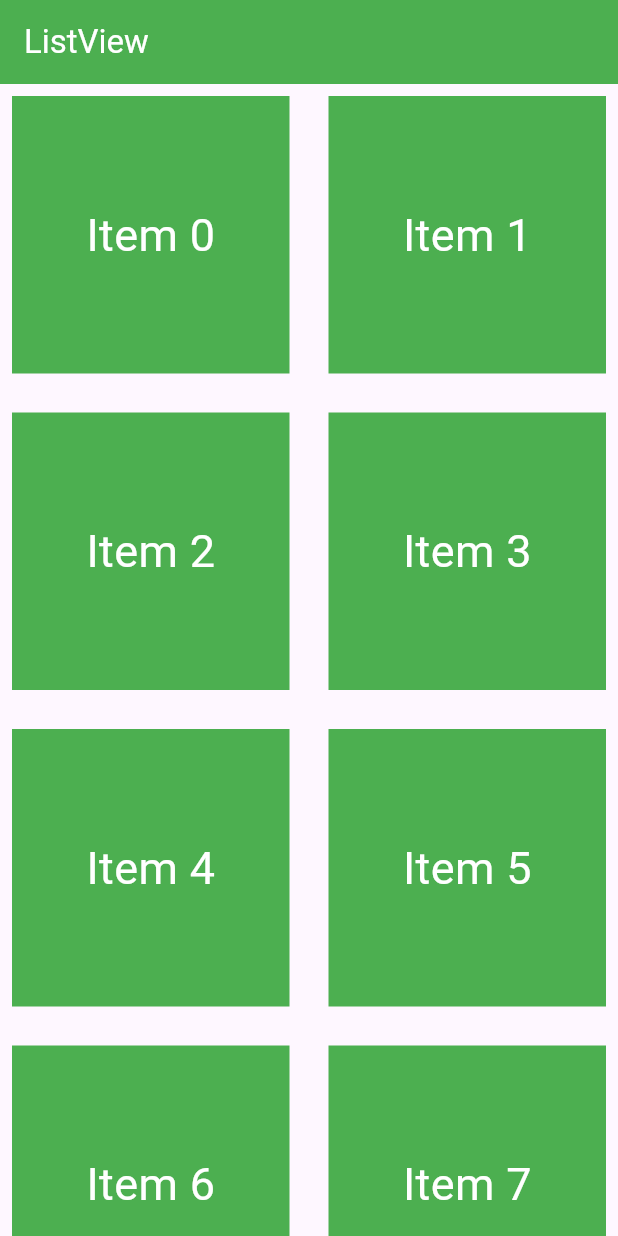
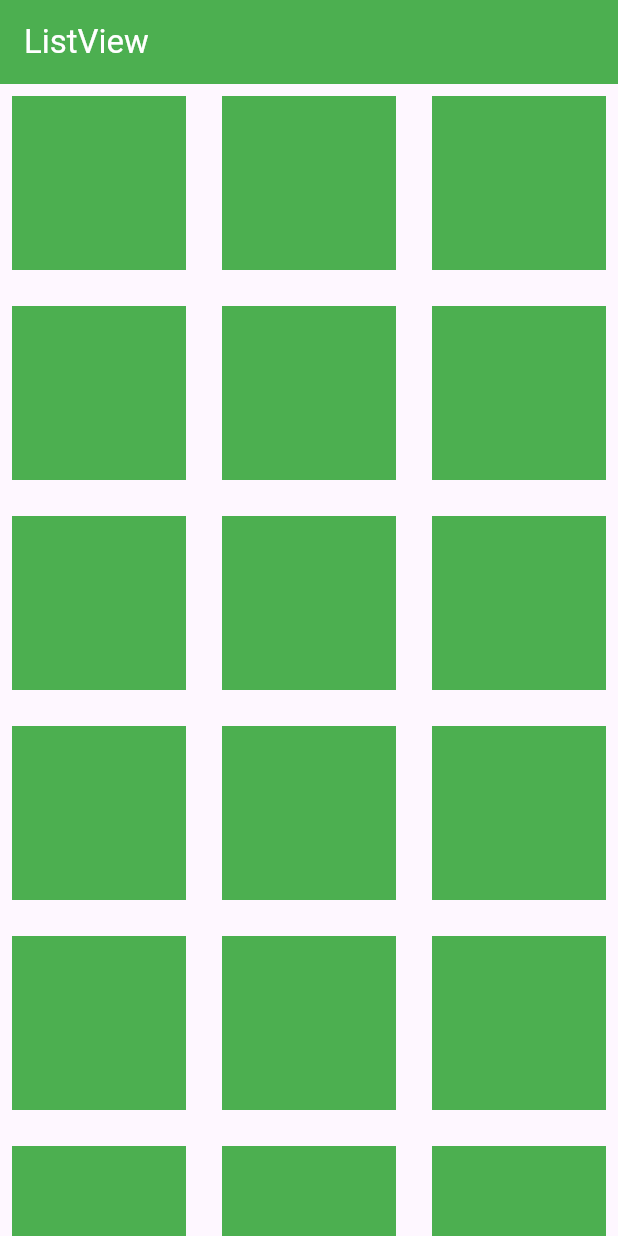
Before and after one commit to dtech-innovation/flutter_ex_10_gridview-, a Flutter app: the screen it shows after launch, on a phone screen of 412 x 824 dp. Run offline on Flutter 3.47's test engine with Material 3 defaults, Android fonts, the light colour scheme and no system bars.

Commit message:
Change to GridView.count()

```diff
--- a/lib/main.dart
+++ b/lib/main.dart
@@ -31,27 +31,17 @@ class _MyHomePageState extends State<MyHomePage> {
         backgroundColor: Colors.green,
         foregroundColor: Colors.white,
       ),
-      body: GridView(
-        gridDelegate: SliverGridDelegateWithFixedCrossAxisCount(
-          crossAxisCount: 2, // 2 columns
-          crossAxisSpacing: 10,
-          mainAxisSpacing: 10,
-        ),
-        children: List.generate(20, (index) {
+      body: GridView.count(
+        crossAxisCount: 3, // 3 columns
+        crossAxisSpacing: 8,
+        mainAxisSpacing: 8,
+        children: List.generate(40, (index) {
           return Padding(
             padding: const EdgeInsets.all(8.0),
-            child: Container(
-              color: Colors.green.shade500,
-              child: Center(
-                child: Text(
-                  'Item $index',
-                  style: TextStyle(fontSize: 30, color: Colors.white),
-                ),
-              ),
-            ),
+            child: Container(color: Colors.green),
           );
         }),
-      ), // use the below GridView codes here to gain a better understanding of ListView.
+      ),
     );
   }
 }
```
